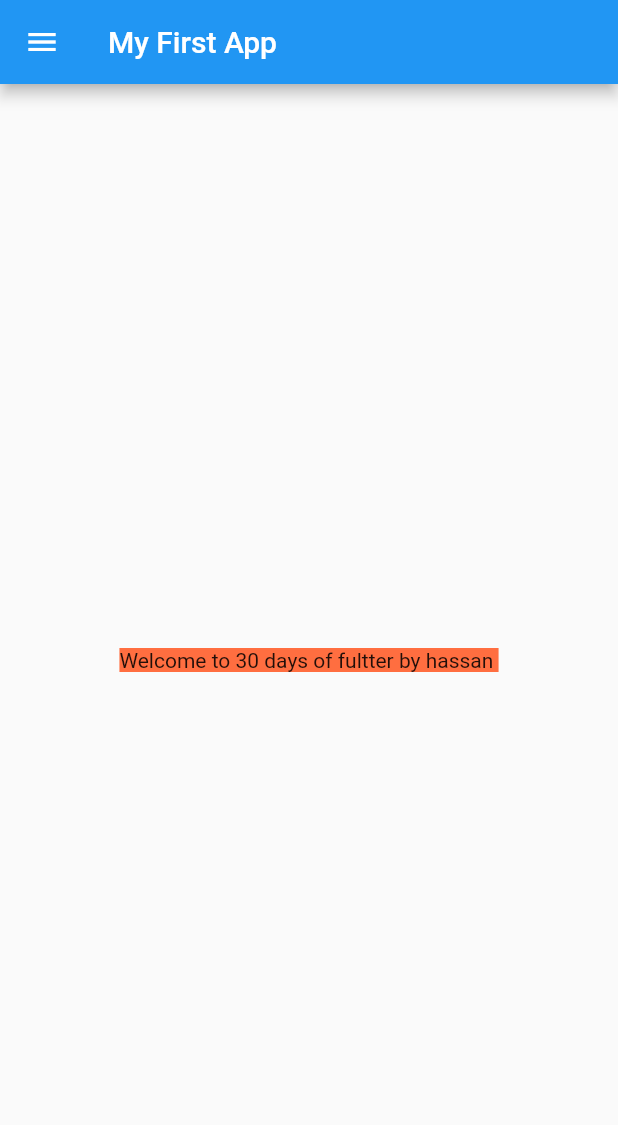
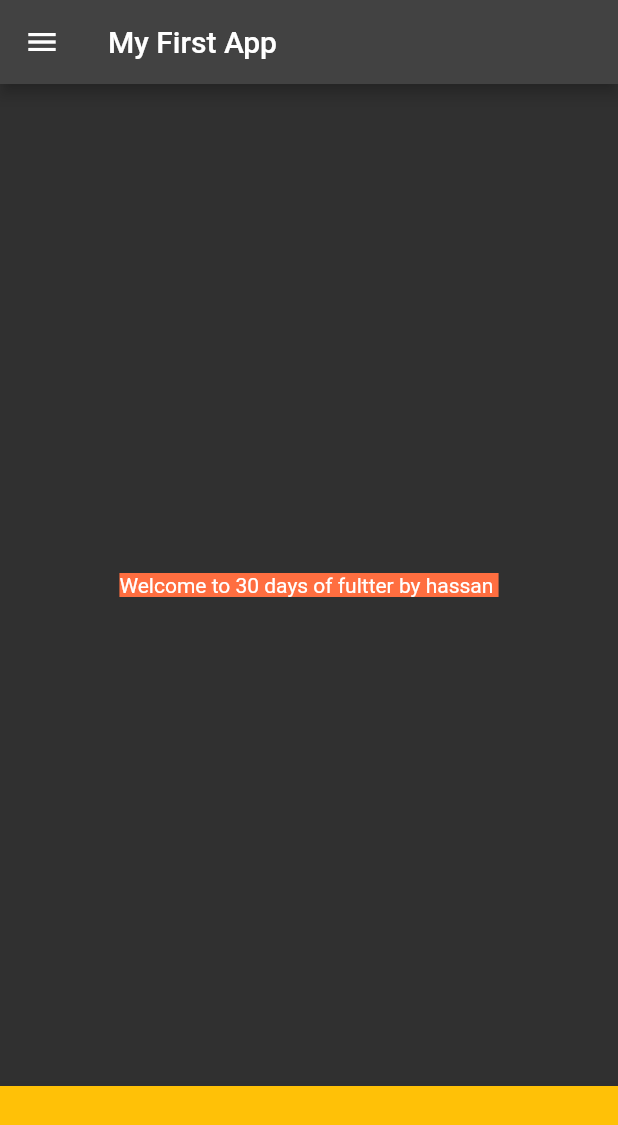
Before and after one commit to Hassan-9526/Flutter_vscode, a Flutter app: the screen it shows after launch, on a phone screen of 412 x 824 dp. Shown: the top 1125 px of the screen. Run offline on Flutter 3.47's test engine with Material 2 defaults, Android fonts, the phone set to English and light mode, and no system bars; statements that could not run were skipped.

Commit message:
day 3 complete

```diff
--- a/flutter_application_1/lib/main.dart
+++ b/flutter_application_1/lib/main.dart
@@ -1,17 +1,30 @@
 import 'package:flutter/material.dart';
-import 'package:flutter_application_1/Home_page.dart';
+import 'package:flutter_application_1/pages/Home_page.dart';
+import 'package:flutter_application_1/pages/login_page.dart';
 
 void main() {
-  runApp(const MyApp());
+  runApp(MyApp());
 }
 
 class MyApp extends StatelessWidget {
-  const MyApp({super.key});
-
   @override
   Widget build(BuildContext context) {
-    return const MaterialApp(
-      home: HomePage(),
+    bringvegtables(thaila: true);
+    return MaterialApp(
+      // home: HomePage(),
+      themeMode: ThemeMode.dark,
+      theme: ThemeData(primarySwatch: Colors.teal),
+      darkTheme:
+          ThemeData(brightness: Brightness.dark, primarySwatch: Colors.grey),
+      initialRoute: "/home",
+      routes: {
+        "/": (context) => LoginPage(),
+        "/home": (context) => HomePage(),
+      },
     );
   }
+
+  void bringvegtables({@required bool thaila = false, int ruppes = 100}) {
+    print("The value of thaila is $thaila and you will give me $ruppes rs");
+  }
 }
--- a/flutter_application_1/lib/Home_page.dart
+++ b/flutter_application_1/lib/pages/Home_page.dart
@@ -19,6 +19,10 @@ class HomePage extends StatelessWidget {
       drawer: const Drawer(
         backgroundColor: Colors.red,
       ),
+      bottomNavigationBar: BottomAppBar(
+        color: Colors.amber,
+        height: 100,
+      ),
     );
   }
 }
```
Also changed, not shown: flutter_application_1/lib/pages/login_page.dart (added, +18 -0 lines).
